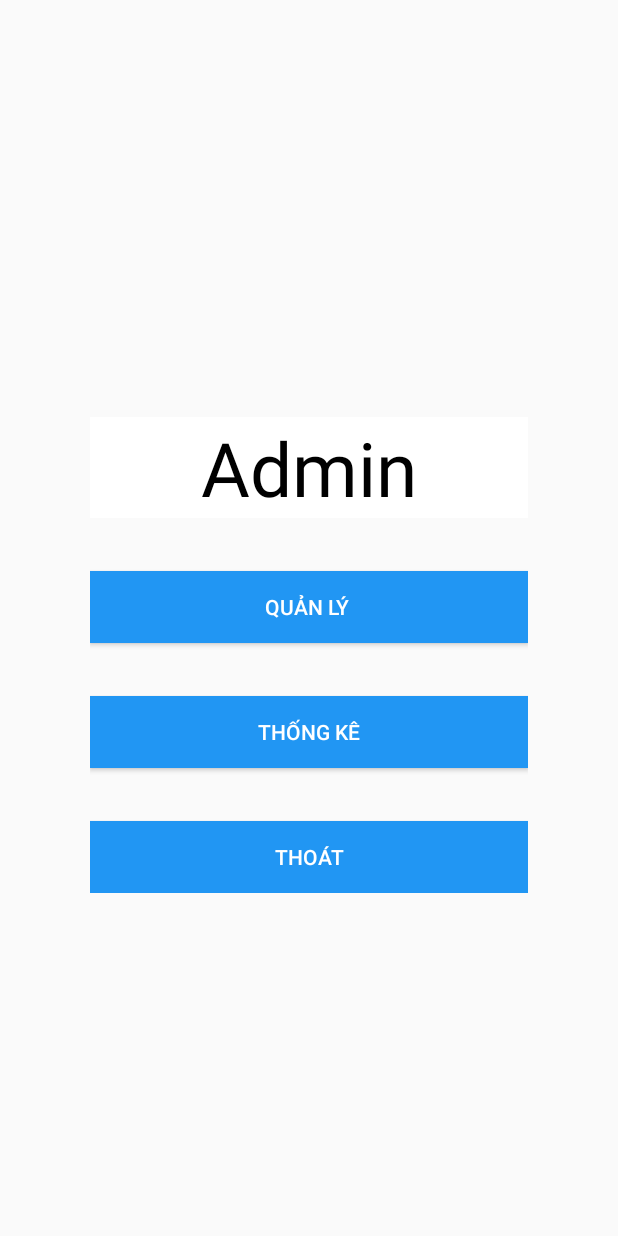
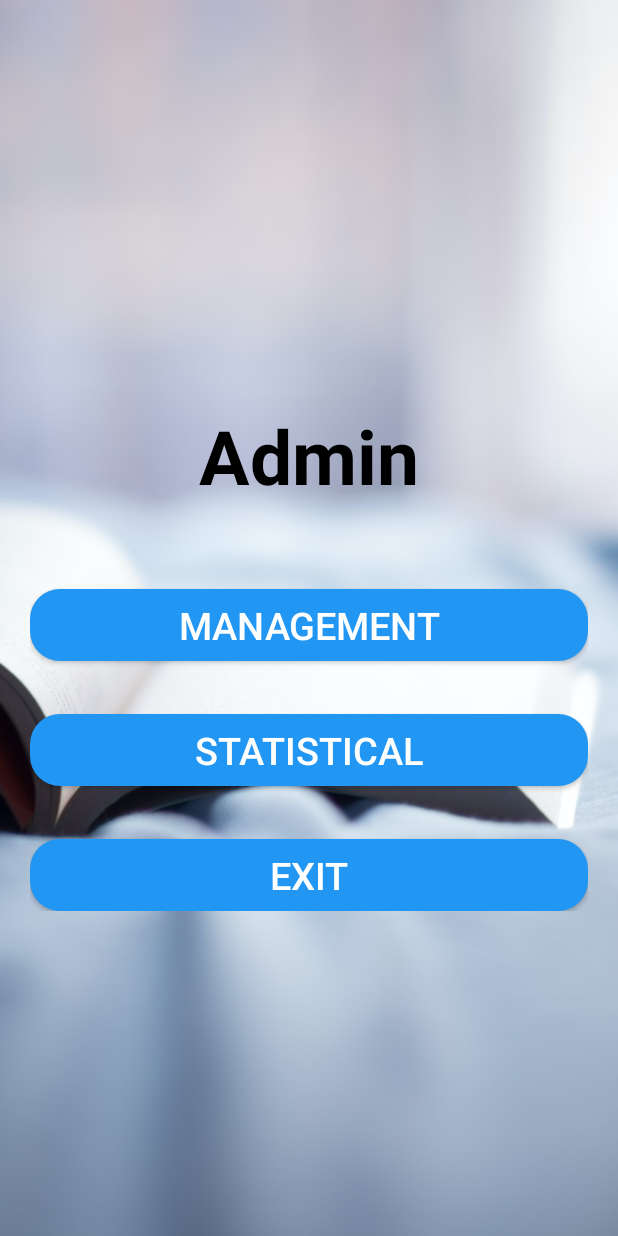
Before and after one commit to dangpham3040/Doannhom4_quanlysach, an Android app: the Management screen opened directly, with no data from a screen before it, after a tap on an icon or button, on a phone screen of 412 x 824 dp. Run offline under Robolectric (Android 15) with nearby library versions, the phone set to English and light mode, and no system bars; our stand-ins replace Firebase (no records; nobody signed in at launch, a user with empty details on screens opened directly), Picasso; pictures from the network do not load; Roboto replaces fonts that are not available here.

Commit message:
v 3.4(Update UI)

```diff
--- a/app/src/main/java/com/example/doannhom4_quanlythuvien/ui/Add_book.java
+++ b/app/src/main/java/com/example/doannhom4_quanlythuvien/ui/Add_book.java
@@ -341,7 +341,8 @@ public class Add_book extends AppCompatActivity {
 
 
         //gan tieu de
-        title.setText("Thêm sách");
+        title.setText(R.string.addbook);
+        title.setTextSize(25f);
         ArrayList<String> arrayList = new ArrayList<>();
         ArrayAdapter<String> arrayAdapter = new ArrayAdapter<String>(getApplicationContext(), android.R.layout.simple_spinner_item, arrayList);
         StaticConfig.mCategory.addValueEventListener(new ValueEventListener() {
--- a/app/src/main/java/com/example/doannhom4_quanlythuvien/ui/Book_detail.java
+++ b/app/src/main/java/com/example/doannhom4_quanlythuvien/ui/Book_detail.java
@@ -162,6 +162,9 @@ public class Book_detail extends AppCompatActivity {
         chitiet = (Book) getIntent().getSerializableExtra("chitiet");
         title = findViewById(R.id.title);
         title.setText(chitiet.getTitle());
+        if(chitiet.getTitle().length()<30){
+            title.setTextSize(25f);
+        }
         goback = findViewById(R.id.goback);
         book_title = findViewById(R.id.book_title);
         author = findViewById(R.id.author);
@@ -178,13 +181,12 @@ public class Book_detail extends AppCompatActivity {
         adapter = new comment_Adapter(getApplicationContext(), R.layout.item_comment, data);
         gridView.setAdapter(adapter);
         khoitao();
-
         //see more
         book_describe.setText(chitiet.getDescription());
         ReadMoreTextView readMoreTextView = new ReadMoreTextView();
         readMoreTextView.setTextView(book_describe);
         readMoreTextView.setMaximumLine(10);
-        if (book_describe.getLineCount() > 10) {
+        if (book_describe.getText().length() >100 ) {
             readMoreTextView.setCollapseText("See Less");
             readMoreTextView.setExpandText("See More");
             readMoreTextView.setColorCode("#e74c3c");
--- a/app/src/main/java/com/example/doannhom4_quanlythuvien/ui/Management.java
+++ b/app/src/main/java/com/example/doannhom4_quanlythuvien/ui/Management.java
@@ -84,7 +84,8 @@ public class Management extends AppCompatActivity {
         gridView.setAdapter(adapter);
 
         //gán tựa đề
-        title.setText("Management");
+        title.setText(R.string.Management);
+        title.setTextSize(25f);
         ArrayList<String> arrayList = new ArrayList<>();
         ArrayAdapter<String> arrayAdapter = new ArrayAdapter<String>(getApplicationContext(), android.R.layout.simple_spinner_item, arrayList);
         StaticConfig.mCategory.addValueEventListener(new ValueEventListener() {
--- a/app/src/main/java/com/example/doannhom4_quanlythuvien/ui/Starup.java
+++ b/app/src/main/java/com/example/doannhom4_quanlythuvien/ui/Starup.java
@@ -158,7 +158,9 @@ public class Starup extends AppCompatActivity {
                                 soSao = Tong / solan;
                                 solan++;
                             }
-                            StaticConfig.ArrayThongke.add(new Statisticals(sach.getTitle(), soSao, i));
+                            if (Tong > 0) {
+                                StaticConfig.ArrayThongke.add(new Statisticals(sach.getTitle(), soSao, i));
+                            }
                             i++;
                         }
 
--- a/app/src/main/res/layout/activity_menu_admin.xml
+++ b/app/src/main/res/layout/activity_menu_admin.xml
@@ -4,25 +4,29 @@
     xmlns:tools="http://schemas.android.com/tools"
     android:layout_width="match_parent"
     android:layout_height="match_parent"
-    android:gravity="center"
+    android:background="@drawable/ui_menu_admin"
+
     android:orientation="vertical"
     tools:context=".ui.Menu_admin">
 
     <LinearLayout
+
         android:layout_width="match_parent"
         android:layout_height="wrap_content"
-        android:layout_margin="60dp"
+        android:layout_margin="20dp"
+
         android:orientation="vertical"
         android:weightSum="5">
 
         <TextView
+            android:textStyle="bold"
             android:layout_width="match_parent"
             android:layout_height="wrap_content"
-            android:layout_marginTop="@dimen/dp_50"
+            android:layout_marginTop="250dp"
             android:layout_weight="2"
-            android:background="@color/white"
             android:fontFamily="@font/coiny"
             android:gravity="center"
+
             android:text="Admin"
             android:textColor="@color/black"
             android:textSize="50sp" />
@@ -31,11 +35,13 @@
             android:id="@+id/quanly"
             android:layout_width="match_parent"
             android:layout_height="wrap_content"
-            android:layout_marginTop="35dp"
+            android:layout_marginTop="55dp"
             android:layout_weight="1"
-            android:background="#2196F3"
-            android:text="Quản Lý "
-            android:textColor="@color/white" />
+            android:background="@drawable/comment_edittext_shape"
+            android:backgroundTint="#2196F3"
+            android:text="@string/management"
+            android:textColor="@color/white"
+            android:textSize="25dp" />
 
         <Button
             android:id="@+id/thongke"
@@ -43,9 +49,11 @@
             android:layout_height="wrap_content"
             android:layout_marginTop="35dp"
             android:layout_weight="1"
-            android:background="#2196F3"
-            android:text="Thống kê"
-            android:textColor="@color/white" />
+            android:background="@drawable/comment_edittext_shape"
+            android:backgroundTint="#2196F3"
+            android:text="@string/Statistical"
+            android:textColor="@color/white"
+            android:textSize="25dp" />
 
         <Button
             android:id="@+id/thoat"
@@ -53,9 +61,11 @@
             android:layout_height="wrap_content"
             android:layout_marginTop="35dp"
             android:layout_weight="1"
-            android:background="#2196F3"
-            android:text="Thoát"
-            android:textColor="@color/white" />
+            android:background="@drawable/comment_edittext_shape"
+            android:backgroundTint="#2196F3"
+            android:text="@string/exit"
+            android:textColor="@color/white"
+            android:textSize="25dp" />
     </LinearLayout>
 
 
--- a/app/src/main/res/layout/item_book.xml
+++ b/app/src/main/res/layout/item_book.xml
@@ -7,7 +7,7 @@
         android:layout_margin="5dp"
         android:elevation="3dp"
         android:layout_width="200dp"
-        android:layout_height="310dp">
+        android:layout_height="320dp">
 
         <RelativeLayout
             android:id="@+id/parentRelative"
@@ -26,7 +26,7 @@
             <TextView
                 android:id="@+id/title"
                 android:layout_width="match_parent"
-                android:layout_height="55dp"
+                android:layout_height="60dp"
                 android:layout_below="@+id/cover"
                 android:layout_marginLeft="3dp"
                 android:layout_marginTop="5dp"
@@ -55,6 +55,7 @@
                 style="@style/Widget.AppCompat.RatingBar.Small"
                 android:layout_width="wrap_content"
                 android:layout_height="wrap_content" />
+
             <ImageView
                 android:id="@+id/option"
                 android:layout_width="wrap_content"
--- a/app/src/main/res/values/colors.xml
+++ b/app/src/main/res/values/colors.xml
@@ -7,4 +7,5 @@
     <color name="teal_700">#FF018786</color>
     <color name="black">#FF000000</color>
     <color name="white">#FFFFFFFF</color>
+    <color name="colorAccent">#8cd3ec</color>
 </resources>
--- a/app/src/main/res/values/strings.xml
+++ b/app/src/main/res/values/strings.xml
@@ -108,4 +108,17 @@ Cuốn sách này mang lại cho tôi rất nhiều nhiều kiến thức hay tr
     <string name="Changepass">Change PassWord</string>
     <string name="Search">Seach</string>
     <string name="language">English</string>
+    <string name="management">Management</string>
+    <string name="Statistical">Statistical</string>
+    <string name="exit">Exit</string>
+    <string name="Enter_email">Enter Email...</string>
+    <string name="Enter_Password">Enter Password...</string>
+    <string name="savelogin">Save Login</string>
+    <string name="Click_here_for_Sign_Up">Click here for Sign Up</string>
+    <string name="Enter_Username">Enter Username...</string>
+    <string name="Enter_Phone">Enter Phone...</string>
+    <string name="Enter_ConfirmPassword">Enter ConfirmPassword...</string>
+    <string name="gioitinh">Sex</string>
+    <string name="addbook">Add Book</string>
+    <string name="Management">Management</string>
 </resources>
--- a/app/src/main/res/xml/root_preferences.xml
+++ b/app/src/main/res/xml/root_preferences.xml
@@ -26,6 +26,6 @@
             app:title="@string/Contact"></Preference>
         <Preference
             android:key="about"
-            app:title="version 3.3"></Preference>
+            app:title="version 3.4"></Preference>
     </PreferenceCategory>
 </PreferenceScreen>
```
Also changed, not shown: app/src/main/AndroidManifest.xml (+6 -1 lines), app/src/main/java/com/example/doannhom4_quanlythuvien/MainActivity.java (+9 -1 lines), app/src/main/java/com/example/doannhom4_quanlythuvien/Notification/FirebaseMsgService.java (+7 -1 lines), app/src/main/java/com/example/doannhom4_quanlythuvien/ui/Statistical.java (+5 -4 lines), app/src/main/res/layout/activity_login.xml (+6 -7 lines), app/src/main/res/layout/activity_register.xml (+7 -7 lines), app/src/main/res/drawable/admin_menu.jpeg (added), app/src/main/res/drawable/ui_menu_admin.jpeg (added), 1 other file.
